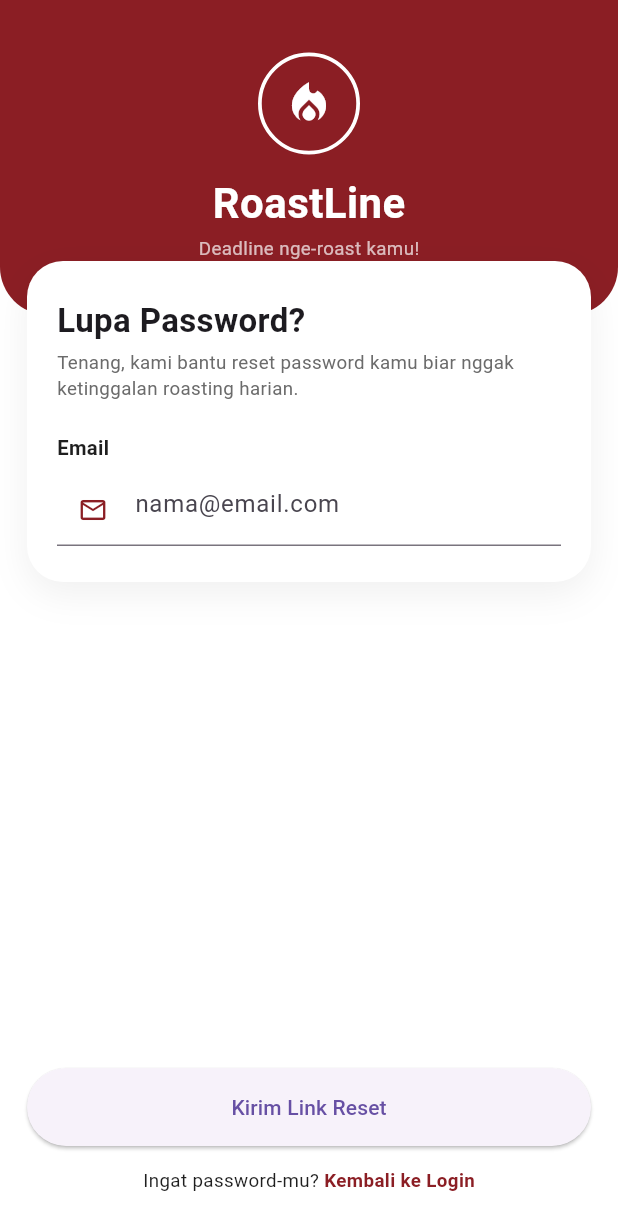
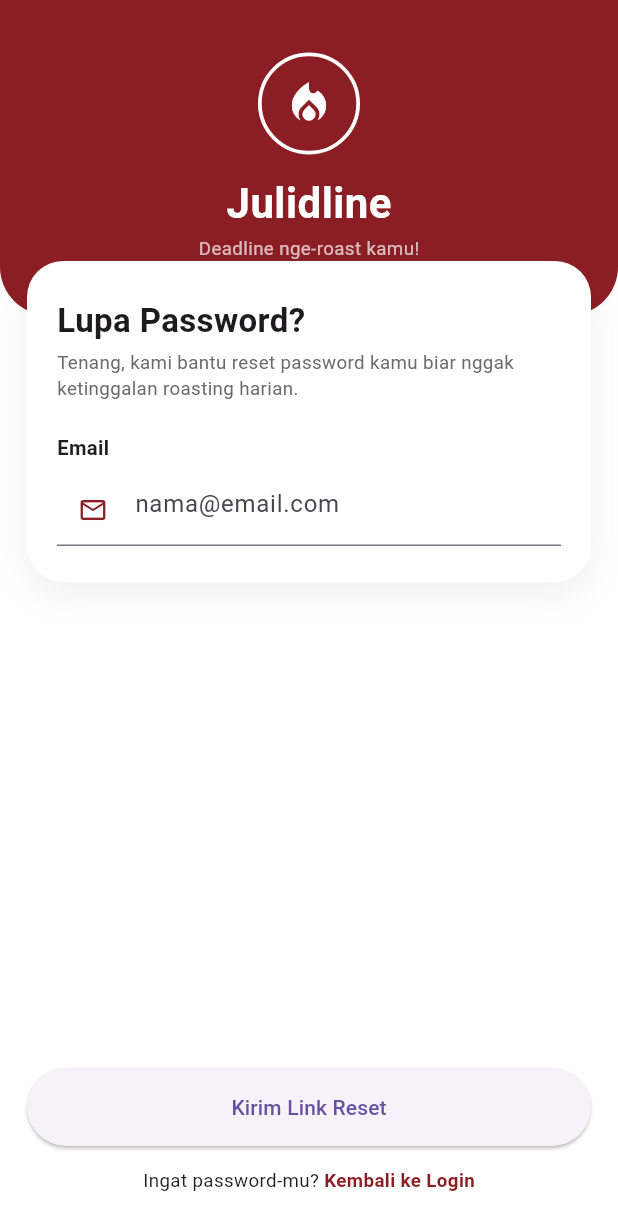
Before and after one commit to naomiguen/roastline, a Flutter app: the ForgotPasswordPage screen opened directly, on a phone screen of 412 x 824 dp. Shown: the top 1230 px of the screen. Run offline on Flutter 3.47's test engine with Material 3 defaults, Android fonts, the light colour scheme and no system bars; our stand-ins replace firebase_core, firebase_messaging, flutter_local_notifications, supabase_flutter, timezone; accounts and stored records are empty.

Commit message:
pergantian nama aplikasi

```diff
--- a/lib/app.dart
+++ b/lib/app.dart
@@ -7,14 +7,14 @@ import 'views/auth/login_page.dart';
 import 'views/auth/new_password_page.dart';
 import 'views/home/home_page.dart';
 
-class RoastLineApp extends StatelessWidget {
-  const RoastLineApp({super.key});
+class JulidlineApp extends StatelessWidget {
+  const JulidlineApp({super.key});
 
   @override
   Widget build(BuildContext context) {
     return MaterialApp(
       debugShowCheckedModeBanner: false,
-      title: 'RoastLine',
+      title: 'Julidline',
       theme: AppTheme.theme,
       home: const _AuthGate(),
     );
--- a/lib/data/services/fcm_service.dart
+++ b/lib/data/services/fcm_service.dart
@@ -52,7 +52,7 @@ class FcmService {
   static Future<void> _onForegroundMessage(RemoteMessage message) async {
     lastForegroundMessage.value = message;
     final n = message.notification;
-    final title = n?.title ?? 'RoastLine';
+    final title = n?.title ?? 'Julidline';
     final body = n?.body ?? message.data['body']?.toString() ?? 'Pesan baru';
     debugPrint('FCM foreground: $title - $body');
 
--- a/lib/data/services/notification_service.dart
+++ b/lib/data/services/notification_service.dart
@@ -35,7 +35,7 @@ class NotificationService {
   static const AndroidNotificationChannel _channel = AndroidNotificationChannel(
     _channelId,
     'Pengingat Deadline',
-    description: 'Pengingat tugas RoastLine menjelang deadline',
+    description: 'Pengingat tugas Julidline menjelang deadline',
     importance: Importance.max,
   );
 
@@ -44,7 +44,7 @@ class NotificationService {
         android: AndroidNotificationDetails(
           _channelId,
           'Pengingat Deadline',
-          channelDescription: 'Pengingat tugas RoastLine menjelang deadline',
+          channelDescription: 'Pengingat tugas Julidline menjelang deadline',
           importance: Importance.max,
           priority: Priority.high,
           styleInformation: BigTextStyleInformation(body),
@@ -259,7 +259,7 @@ class NotificationService {
       await requestPermissions();
     }
     await showNow(
-      title: 'Tes RoastLine',
+      title: 'Tes Julidline',
       body: 'Kalau kamu lihat ini, notifikasi langsung berfungsi.',
     );
     try {
@@ -282,7 +282,7 @@ class NotificationService {
     if (!exact) {
       return 'Terkirim, tapi izin "Alarm & pengingat" BELUM aktif → notifikasi '
           'terjadwal bisa telat 10–60 detik. Aktifkan di Setelan → Aplikasi → '
-          'RoastLine → Alarm & pengingat. (${pending.length} di antrian)';
+          'Julidline → Alarm & pengingat. (${pending.length} di antrian)';
     }
     return 'Terkirim. Alarm presisi aktif ✔ Tunggu ~10 detik untuk notif '
         'terjadwal. (${pending.length} notif dalam antrian)';
--- a/lib/main.dart
+++ b/lib/main.dart
@@ -46,7 +46,7 @@ Future<void> main() async {
           ),
         ),
       ],
-      child: const RoastLineApp(),
+      child: const JulidlineApp(),
     ),
   );
 }
--- a/lib/views/auth/widgets/auth_header.dart
+++ b/lib/views/auth/widgets/auth_header.dart
@@ -38,7 +38,7 @@ class AuthHeader extends StatelessWidget {
           ),
           const SizedBox(height: 12),
           const Text(
-            'RoastLine',
+            'Julidline',
             style: TextStyle(
               color: Colors.white,
               fontSize: 28,
--- a/lib/views/profile/profile_page.dart
+++ b/lib/views/profile/profile_page.dart
@@ -200,7 +200,7 @@ class ProfilePage extends StatelessWidget {
   void _showAbout(BuildContext context) {
     showAboutDialog(
       context: context,
-      applicationName: 'RoastLine',
+      applicationName: 'Julidline',
       applicationVersion: '1.0.0',
       applicationIcon: const Icon(Icons.local_fire_department,
           color: AppColors.maroon, size: 36),
--- a/lib/widgets/custom_button.dart
+++ b/lib/widgets/custom_button.dart
@@ -2,7 +2,7 @@ import 'package:flutter/material.dart';
 
 import '../core/constants/app_colors.dart';
 
-/// Tombol utama RoastLine (maroon, rounded). Menampilkan spinner saat [loading].
+/// Tombol utama Julidline (maroon, rounded). Menampilkan spinner saat [loading].
 class CustomButton extends StatelessWidget {
   final String label;
   final VoidCallback? onPressed;
--- a/pubspec.yaml
+++ b/pubspec.yaml
@@ -1,5 +1,5 @@
 name: roastline
-description: "RoastLine - aplikasi manajemen deadline yang nge-roast kamu kalau nunda tugas."
+description: "Julidline - aplikasi manajemen deadline yang nge-roast kamu kalau nunda tugas."
 publish_to: 'none'
 version: 1.0.0+1
 
```
Also changed, not shown: 9 other files.
